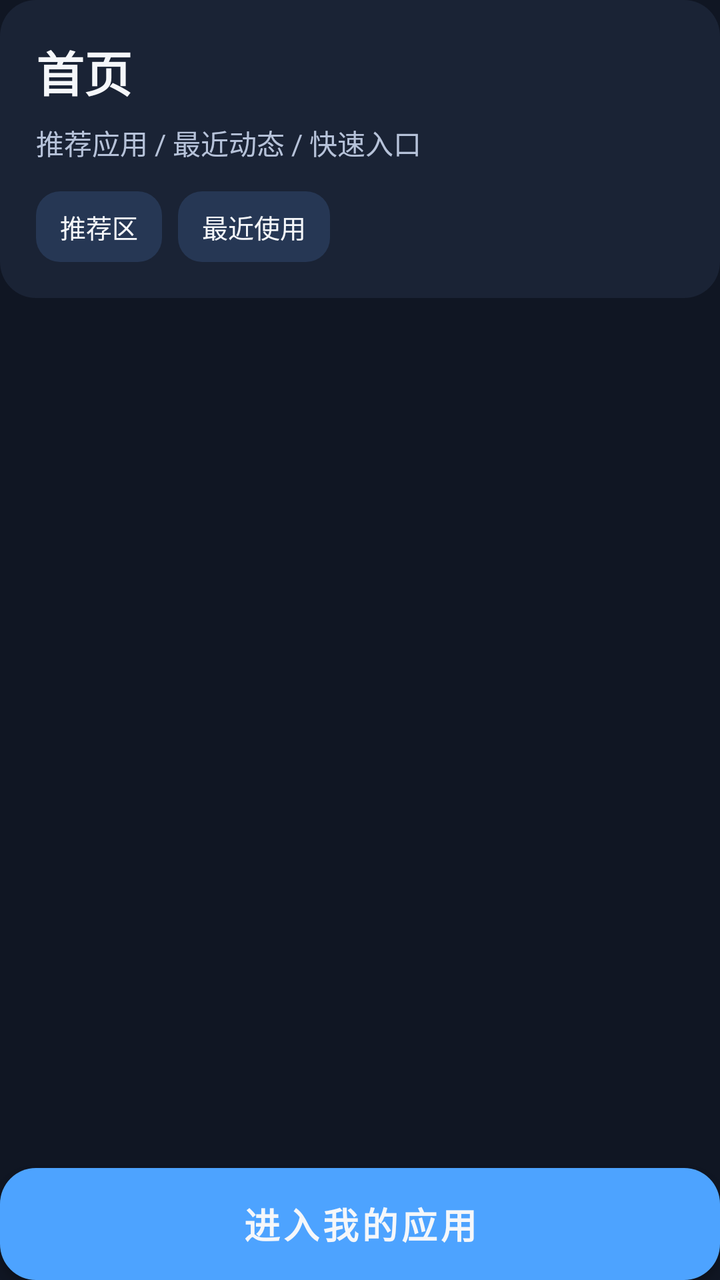
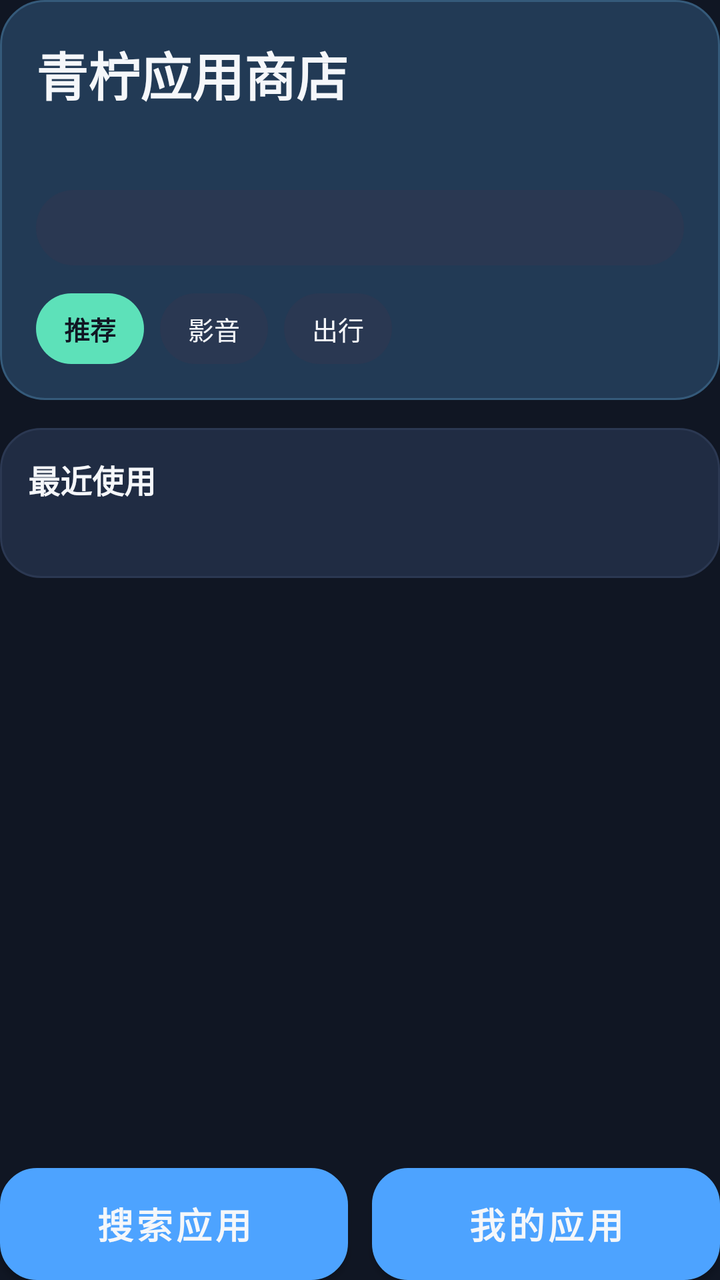

Before-and-after screenshots of an Android layout around one commit, followed by the original layout XML and the change that was made.
<!-- AndroidManifest.xml: another module's application theme Theme.CarAppStore -->
<!-- res/layout/fragment_home.xml -->
<?xml version="1.0" encoding="utf-8"?>
<androidx.constraintlayout.widget.ConstraintLayout xmlns:android="http://schemas.android.com/apk/res/android"
    xmlns:app="http://schemas.android.com/apk/res-auto"
    android:layout_width="match_parent"
    android:layout_height="match_parent">

    <LinearLayout
        android:layout_width="0dp"
        android:layout_height="0dp"
        android:orientation="vertical"
        app:layout_constraintBottom_toBottomOf="parent"
        app:layout_constraintEnd_toEndOf="parent"
        app:layout_constraintStart_toStartOf="parent"
        app:layout_constraintTop_toTopOf="parent">

    <LinearLayout
        android:layout_width="match_parent"
        android:layout_height="wrap_content"
        android:background="@drawable/bg_panel"
        android:orientation="vertical"
        android:padding="@dimen/spacing_18dp">

        <TextView
            android:id="@+id/tvHomeTitle"
            android:layout_width="wrap_content"
            android:layout_height="wrap_content"
            android:text="@string/ui_home"
            android:textColor="@color/car_text_primary"
            android:textSize="@dimen/text_2xl"
            android:textStyle="bold" />

        <TextView
            android:id="@+id/tvHomeSubtitle"
            android:layout_width="wrap_content"
            android:layout_height="wrap_content"
            android:layout_marginTop="@dimen/spacing_8dp"
            android:text="@string/ui_home_recommend_recent_quick_entry"
            android:textColor="@color/car_text_secondary"
            android:textSize="@dimen/text_sm" />

        <TextView
            android:id="@+id/tvPolicyPrompt"
            android:layout_width="match_parent"
            android:layout_height="wrap_content"
            android:layout_marginTop="@dimen/spacing_10dp"
            android:background="@drawable/bg_tag_warning"
            android:padding="@dimen/spacing_10dp"
            android:textColor="@color/car_text_primary"
            android:textSize="@dimen/text_sm_13"
            android:visibility="gone" />

        <LinearLayout
            android:layout_width="match_parent"
            android:layout_height="wrap_content"
            android:layout_marginTop="@dimen/spacing_14dp"
            android:orientation="horizontal">

            <TextView
                android:layout_width="wrap_content"
                android:layout_height="wrap_content"
                android:background="@drawable/bg_tag"
                android:paddingStart="@dimen/spacing_12dp"
                android:paddingTop="@dimen/spacing_8dp"
                android:paddingEnd="@dimen/spacing_12dp"
                android:paddingBottom="@dimen/spacing_8dp"
                android:text="@string/ui_home_recommend_section"
                android:textColor="@color/car_text_primary"
                android:textSize="@dimen/text_sm_13" />

            <TextView
                android:layout_width="wrap_content"
                android:layout_height="wrap_content"
                android:layout_marginStart="@dimen/spacing_8dp"
                android:background="@drawable/bg_tag"
                android:paddingStart="@dimen/spacing_12dp"
                android:paddingTop="@dimen/spacing_8dp"
                android:paddingEnd="@dimen/spacing_12dp"
                android:paddingBottom="@dimen/spacing_8dp"
                android:text="@string/ui_home_recently_used"
                android:textColor="@color/car_text_primary"
                android:textSize="@dimen/text_sm_13" />
        </LinearLayout>
    </LinearLayout>

    <androidx.recyclerview.widget.RecyclerView
        android:id="@+id/recyclerHome"
        android:layout_width="match_parent"
        android:layout_height="0dp"
        android:layout_marginTop="@dimen/spacing_14dp"
        android:layout_weight="1"
        android:clipToPadding="false"
        android:paddingBottom="@dimen/spacing_10dp" />

    <Button
        android:id="@+id/btnMyApps"
        android:layout_width="match_parent"
        android:layout_height="56dp"
        android:layout_marginTop="@dimen/spacing_8dp"
        android:background="@drawable/bg_primary_button"
        android:text="@string/ui_enter_my_apps"
        android:textColor="@color/car_text_primary"
        android:textSize="@dimen/text_lg"
        android:textStyle="bold" />
    </LinearLayout>

</androidx.constraintlayout.widget.ConstraintLayout>
<!-- resources referenced by this layout -->
<resources>
  <color name="car_text_primary">#F5F7FA</color>
  <color name="car_text_secondary">#B6C2D9</color>
  <dimen name="spacing_10dp">10dp</dimen>
  <dimen name="spacing_12dp">12dp</dimen>
  <dimen name="spacing_14dp">14dp</dimen>
  <dimen name="spacing_18dp">18dp</dimen>
  <dimen name="spacing_8dp">8dp</dimen>
  <dimen name="text_2xl">24sp</dimen>
  <dimen name="text_lg">18sp</dimen>
  <dimen name="text_sm">14sp</dimen>
  <dimen name="text_sm_13">13sp</dimen>
  <!-- drawable bg_panel (drawable) -->
  <shape xmlns:android="http://schemas.android.com/apk/res/android">
      <solid android:color="@color/car_surface" />
      <corners android:radius="18dp" />
  </shape>
  <!-- drawable bg_primary_button (drawable) -->
  <shape xmlns:android="http://schemas.android.com/apk/res/android">
      <gradient
          android:angle="0"
          android:endColor="@color/car_primary"
          android:startColor="@color/car_primary_dark" />
      <corners android:radius="18dp" />
  </shape>
  <!-- drawable bg_tag (drawable) -->
  <shape xmlns:android="http://schemas.android.com/apk/res/android">
      <solid android:color="#263754" />
      <corners android:radius="12dp" />
  </shape>
  <!-- drawable bg_tag_warning (drawable) -->
  <?xml version="1.0" encoding="utf-8"?>
  <shape xmlns:android="http://schemas.android.com/apk/res/android" android:shape="rectangle">
      <corners android:radius="999dp" />
      <solid android:color="@color/car_warning_dark" />
  </shape>
  <string name="ui_enter_my_apps">进入我的应用</string>
  <string name="ui_home">首页</string>
  <string name="ui_home_recently_used">最近使用</string>
  <string name="ui_home_recommend_recent_quick_entry">推荐应用 / 最近动态 / 快速入口</string>
  <string name="ui_home_recommend_section">推荐区</string>
  <style name="Theme.CarAppStore" parent="Theme.MaterialComponents.DayNight.NoActionBar">
          <item name="colorPrimary">@color/car_primary</item>
          <item name="colorPrimaryVariant">@color/car_primary_dark</item>
          <item name="colorOnPrimary">@color/car_text_primary</item>
          <item name="colorSecondary">@color/car_accent</item>
          <item name="colorSecondaryVariant">@color/teal_700</item>
          <item name="colorOnSecondary">@color/car_bg</item>
          <item name="android:statusBarColor" tools:targetApi="l">@color/car_bg</item>
          <item name="android:navigationBarColor" tools:targetApi="l">@color/car_bg</item>
          <item name="android:windowBackground">@color/car_bg</item>
      </style>
  <color name="car_surface">#1A2335</color>
  <color name="car_primary">#4DA3FF</color>
  <color name="car_primary_dark">#2E7DE0</color>
  <color name="car_warning_dark">#8A5A18</color>
  <color name="car_accent">#5DE1B9</color>
  <color name="teal_700">#FF018786</color>
  <color name="car_bg">#101623</color>
</resources>

<!-- the commit's change to res/layout/fragment_home.xml (unified diff, before → after) -->
@@ -13,94 +13,157 @@
         app:layout_constraintStart_toStartOf="parent"
         app:layout_constraintTop_toTopOf="parent">
 
-    <LinearLayout
-        android:layout_width="match_parent"
-        android:layout_height="wrap_content"
-        android:background="@drawable/bg_panel"
-        android:orientation="vertical"
-        android:padding="@dimen/spacing_18dp">
-
-        <TextView
-            android:id="@+id/tvHomeTitle"
-            android:layout_width="wrap_content"
-            android:layout_height="wrap_content"
-            android:text="@string/ui_home"
-            android:textColor="@color/car_text_primary"
-            android:textSize="@dimen/text_2xl"
-            android:textStyle="bold" />
-
-        <TextView
-            android:id="@+id/tvHomeSubtitle"
-            android:layout_width="wrap_content"
-            android:layout_height="wrap_content"
-            android:layout_marginTop="@dimen/spacing_8dp"
-            android:text="@string/ui_home_recommend_recent_quick_entry"
-            android:textColor="@color/car_text_secondary"
-            android:textSize="@dimen/text_sm" />
-
-        <TextView
-            android:id="@+id/tvPolicyPrompt"
+        <LinearLayout
             android:layout_width="match_parent"
             android:layout_height="wrap_content"
-            android:layout_marginTop="@dimen/spacing_10dp"
-            android:background="@drawable/bg_tag_warning"
-            android:padding="@dimen/spacing_10dp"
-            android:textColor="@color/car_text_primary"
-            android:textSize="@dimen/text_sm_13"
-            android:visibility="gone" />
+            android:background="@drawable/bg_home_hero"
+            android:orientation="vertical"
+            android:padding="@dimen/spacing_18dp">
+
+            <TextView
+                android:id="@+id/tvHomeTitle"
+                android:layout_width="match_parent"
+                android:layout_height="wrap_content"
+                android:text="&#x9752;&#x67e0;&#x5e94;&#x7528;&#x5546;&#x5e97;"
+                android:textColor="@color/car_text_primary"
+                android:textSize="@dimen/text_3xl"
+                android:textStyle="bold" />
+
+            <TextView
+                android:id="@+id/tvHomeSubtitle"
+                android:layout_width="match_parent"
+                android:layout_height="wrap_content"
+                android:layout_marginTop="@dimen/spacing_8dp"
+                android:textColor="@color/car_text_secondary"
+                android:textSize="@dimen/text_sm" />
+
+            <TextView
+                android:id="@+id/tvPolicyPrompt"
+                android:layout_width="match_parent"
+                android:layout_height="wrap_content"
+                android:layout_marginTop="@dimen/spacing_12dp"
+                android:background="@drawable/bg_home_chip"
+                android:paddingStart="@dimen/spacing_14dp"
+                android:paddingTop="@dimen/spacing_10dp"
+                android:paddingEnd="@dimen/spacing_14dp"
+                android:paddingBottom="@dimen/spacing_10dp"
+                android:textColor="@color/car_text_primary"
+                android:textSize="@dimen/text_sm_13" />
+
+            <LinearLayout
+                android:layout_width="match_parent"
+                android:layout_height="wrap_content"
+                android:layout_marginTop="@dimen/spacing_14dp"
+                android:orientation="horizontal">
+
+                <TextView
+                    android:layout_width="wrap_content"
+                    android:layout_height="wrap_content"
+                    android:background="@drawable/bg_home_chip_active"
+                    android:paddingStart="@dimen/spacing_14dp"
+                    android:paddingTop="@dimen/spacing_8dp"
+                    android:paddingEnd="@dimen/spacing_14dp"
+                    android:paddingBottom="@dimen/spacing_8dp"
+                    android:text="&#x63a8;&#x8350;"
+                    android:textColor="@color/car_bg"
+                    android:textSize="@dimen/text_sm_13"
+                    android:textStyle="bold" />
+
+                <TextView
+                    android:layout_width="wrap_content"
+                    android:layout_height="wrap_content"
+                    android:layout_marginStart="@dimen/spacing_8dp"
+                    android:background="@drawable/bg_home_chip"
+                    android:paddingStart="@dimen/spacing_14dp"
+                    android:paddingTop="@dimen/spacing_8dp"
+                    android:paddingEnd="@dimen/spacing_14dp"
+                    android:paddingBottom="@dimen/spacing_8dp"
+                    android:text="&#x5f71;&#x97f3;"
+                    android:textColor="@color/car_text_primary"
+                    android:textSize="@dimen/text_sm_13" />
+
+                <TextView
+                    android:layout_width="wrap_content"
+                    android:layout_height="wrap_content"
+                    android:layout_marginStart="@dimen/spacing_8dp"
+                    android:background="@drawable/bg_home_chip"
+                    android:paddingStart="@dimen/spacing_14dp"
+                    android:paddingTop="@dimen/spacing_8dp"
+                    android:paddingEnd="@dimen/spacing_14dp"
+                    android:paddingBottom="@dimen/spacing_8dp"
+                    android:text="&#x51fa;&#x884c;"
+                    android:textColor="@color/car_text_primary"
+                    android:textSize="@dimen/text_sm_13" />
+            </LinearLayout>
+        </LinearLayout>
+
+        <LinearLayout
+            android:id="@+id/recentSection"
+            android:layout_width="match_parent"
+            android:layout_height="wrap_content"
+            android:layout_marginTop="@dimen/spacing_14dp"
+            android:background="@drawable/bg_card_alt"
+            android:orientation="vertical"
+            android:padding="@dimen/spacing_14dp">
+
+            <TextView
+                android:id="@+id/tvRecentTitle"
+                android:layout_width="match_parent"
+                android:layout_height="wrap_content"
+                android:text="@string/ui_home_recently_used"
+                android:textColor="@color/car_text_primary"
+                android:textSize="@dimen/text_md"
+                android:textStyle="bold" />
+
+            <TextView
+                android:id="@+id/tvRecentApps"
+                android:layout_width="match_parent"
+                android:layout_height="wrap_content"
+                android:layout_marginTop="@dimen/spacing_6dp"
+                android:textColor="@color/car_text_secondary"
+                android:textSize="@dimen/text_sm_13" />
+        </LinearLayout>
+
+        <androidx.recyclerview.widget.RecyclerView
+            android:id="@+id/recyclerHome"
+            android:layout_width="match_parent"
+            android:layout_height="0dp"
+            android:layout_marginTop="@dimen/spacing_14dp"
+            android:layout_weight="1"
+            android:clipToPadding="false"
+            android:paddingBottom="@dimen/spacing_10dp" />
 
         <LinearLayout
             android:layout_width="match_parent"
             android:layout_height="wrap_content"
-            android:layout_marginTop="@dimen/spacing_14dp"
+            android:layout_marginTop="@dimen/spacing_8dp"
             android:orientation="horizontal">
 
-            <TextView
-                android:layout_width="wrap_content"
-                android:layout_height="wrap_content"
-                android:background="@drawable/bg_tag"
-                android:paddingStart="@dimen/spacing_12dp"
-                android:paddingTop="@dimen/spacing_8dp"
-                android:paddingEnd="@dimen/spacing_12dp"
-                android:paddingBottom="@dimen/spacing_8dp"
-                android:text="@string/ui_home_recommend_section"
+            <Button
+                android:id="@+id/btnSearchApps"
+                android:layout_width="0dp"
+                android:layout_height="56dp"
+                android:layout_marginEnd="@dimen/spacing_6dp"
+                android:layout_weight="1"
+                android:background="@drawable/bg_secondary_button"
+                android:text="@string/ui_search_apps"
+                android:textAllCaps="false"
                 android:textColor="@color/car_text_primary"
-                android:textSize="@dimen/text_sm_13" />
+                android:textSize="@dimen/text_lg"
+                android:textStyle="bold" />
 
-            <TextView
-                android:layout_width="wrap_content"
-                android:layout_height="wrap_content"
-                android:layout_marginStart="@dimen/spacing_8dp"
-                android:background="@drawable/bg_tag"
-                android:paddingStart="@dimen/spacing_12dp"
-                android:paddingTop="@dimen/spacing_8dp"
-                android:paddingEnd="@dimen/spacing_12dp"
-                android:paddingBottom="@dimen/spacing_8dp"
-                android:text="@string/ui_home_recently_used"
+            <Button
+                android:id="@+id/btnMyApps"
+                android:layout_width="0dp"
+                android:layout_height="56dp"
+                android:layout_marginStart="@dimen/spacing_6dp"
+                android:layout_weight="1"
+                android:background="@drawable/bg_primary_button"
+                android:text="@string/ui_my_apps"
+                android:textAllCaps="false"
                 android:textColor="@color/car_text_primary"
-                android:textSize="@dimen/text_sm_13" />
+                android:textSize="@dimen/text_lg"
+                android:textStyle="bold" />
         </LinearLayout>
     </LinearLayout>
-
-    <androidx.recyclerview.widget.RecyclerView
-        android:id="@+id/recyclerHome"
-        android:layout_width="match_parent"
-        android:layout_height="0dp"
-        android:layout_marginTop="@dimen/spacing_14dp"
-        android:layout_weight="1"
-        android:clipToPadding="false"
-        android:paddingBottom="@dimen/spacing_10dp" />
-
-    <Button
-        android:id="@+id/btnMyApps"
-        android:layout_width="match_parent"
-        android:layout_height="56dp"
-        android:layout_marginTop="@dimen/spacing_8dp"
-        android:background="@drawable/bg_primary_button"
-        android:text="@string/ui_enter_my_apps"
-        android:textColor="@color/car_text_primary"
-        android:textSize="@dimen/text_lg"
-        android:textStyle="bold" />
-    </LinearLayout>
-
 </androidx.constraintlayout.widget.ConstraintLayout>
<!-- resource entries referenced after the edit -->
@@ -6,15 +6,37 @@
   <dimen name="spacing_12dp">12dp</dimen>
   <dimen name="spacing_14dp">14dp</dimen>
   <dimen name="spacing_18dp">18dp</dimen>
+  <dimen name="spacing_6dp">6dp</dimen>
   <dimen name="spacing_8dp">8dp</dimen>
-  <dimen name="text_2xl">24sp</dimen>
+  <dimen name="text_3xl">26sp</dimen>
   <dimen name="text_lg">18sp</dimen>
+  <dimen name="text_md">16sp</dimen>
   <dimen name="text_sm">14sp</dimen>
   <dimen name="text_sm_13">13sp</dimen>
-  <!-- drawable bg_panel (drawable) -->
+  <!-- drawable bg_card_alt (drawable) -->
   <shape xmlns:android="http://schemas.android.com/apk/res/android">
-      <solid android:color="@color/car_surface" />
-      <corners android:radius="18dp" />
+      <solid android:color="@color/car_card_alt" />
+      <stroke android:width="1dp" android:color="@color/car_divider" />
+      <corners android:radius="20dp" />
+  </shape>
+  <!-- drawable bg_home_chip (drawable) -->
+  <?xml version="1.0" encoding="utf-8"?>
+  <shape xmlns:android="http://schemas.android.com/apk/res/android">
+      <solid android:color="#2A3852" />
+      <corners android:radius="100dp" />
+  </shape>
+  <!-- drawable bg_home_chip_active (drawable) -->
+  <?xml version="1.0" encoding="utf-8"?>
+  <shape xmlns:android="http://schemas.android.com/apk/res/android">
+      <solid android:color="#5DE1B9" />
+      <corners android:radius="100dp" />
+  </shape>
+  <!-- drawable bg_home_hero (drawable) -->
+  <?xml version="1.0" encoding="utf-8"?>
+  <shape xmlns:android="http://schemas.android.com/apk/res/android">
+      <solid android:color="#223A55" />
+      <stroke android:width="1dp" android:color="#355A7A" />
+      <corners android:radius="22dp" />
   </shape>
   <!-- drawable bg_primary_button (drawable) -->
   <shape xmlns:android="http://schemas.android.com/apk/res/android">
@@ -24,22 +46,15 @@
           android:startColor="@color/car_primary_dark" />
       <corners android:radius="18dp" />
   </shape>
-  <!-- drawable bg_tag (drawable) -->
+  <!-- drawable bg_secondary_button (drawable) -->
   <shape xmlns:android="http://schemas.android.com/apk/res/android">
-      <solid android:color="#263754" />
-      <corners android:radius="12dp" />
+      <solid android:color="@color/car_surface_light" />
+      <stroke android:width="1dp" android:color="@color/car_divider" />
+      <corners android:radius="18dp" />
   </shape>
-  <!-- drawable bg_tag_warning (drawable) -->
-  <?xml version="1.0" encoding="utf-8"?>
-  <shape xmlns:android="http://schemas.android.com/apk/res/android" android:shape="rectangle">
-      <corners android:radius="999dp" />
-      <solid android:color="@color/car_warning_dark" />
-  </shape>
-  <string name="ui_enter_my_apps">进入我的应用</string>
-  <string name="ui_home">首页</string>
   <string name="ui_home_recently_used">最近使用</string>
-  <string name="ui_home_recommend_recent_quick_entry">推荐应用 / 最近动态 / 快速入口</string>
-  <string name="ui_home_recommend_section">推荐区</string>
+  <string name="ui_my_apps">我的应用</string>
+  <string name="ui_search_apps">搜索应用</string>
   <style name="Theme.CarAppStore" parent="Theme.MaterialComponents.DayNight.NoActionBar">
           <item name="colorPrimary">@color/car_primary</item>
           <item name="colorPrimaryVariant">@color/car_primary_dark</item>
@@ -51,10 +66,11 @@
           <item name="android:navigationBarColor" tools:targetApi="l">@color/car_bg</item>
           <item name="android:windowBackground">@color/car_bg</item>
       </style>
-  <color name="car_surface">#1A2335</color>
+  <color name="car_card_alt">#202C43</color>
+  <color name="car_divider">#2B3852</color>
   <color name="car_primary">#4DA3FF</color>
   <color name="car_primary_dark">#2E7DE0</color>
-  <color name="car_warning_dark">#8A5A18</color>
+  <color name="car_surface_light">#223049</color>
   <color name="car_accent">#5DE1B9</color>
   <color name="teal_700">#FF018786</color>
   <color name="car_bg">#101623</color>
